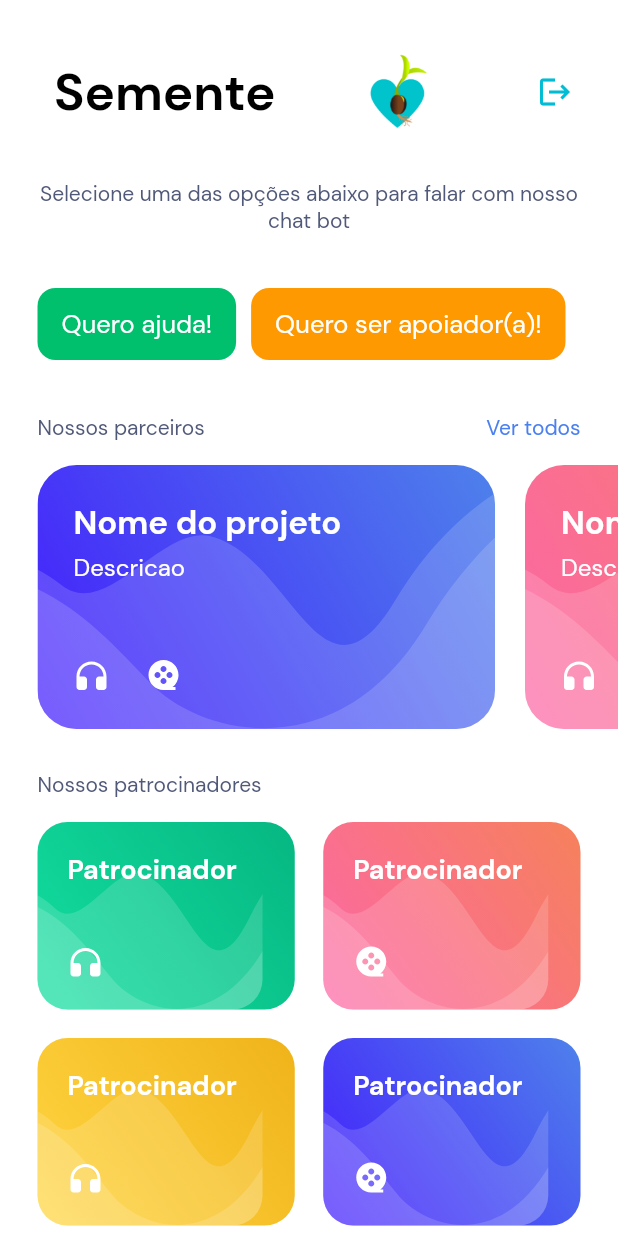
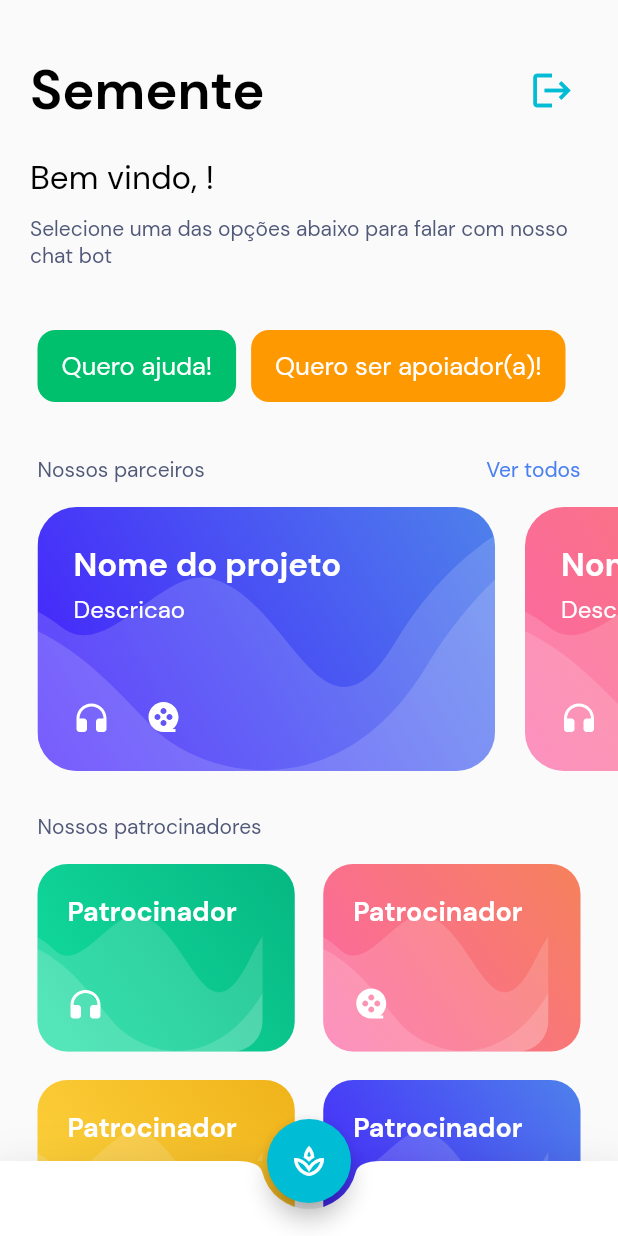
Before and after one commit to antoniomedeiros1/semente_app, a Flutter app: the screen it shows once a user with an empty profile is signed in, on a phone screen of 412 x 824 dp. Run offline on Flutter 3.47's test engine with Material 2 defaults, Android fonts, the light colour scheme and no system bars; our stand-ins replace firebase_auth, firebase_core, flutter_svg, font_awesome_flutter, get, google_sign_in and 1 more; missing offline and left inert: sound_stream; accounts and stored records are empty.

Commit message:
passando user como parametro da DiscoverScreen e mensagem de boa vinda

```diff
--- a/lib/main.dart
+++ b/lib/main.dart
@@ -53,9 +53,9 @@ class AuthenticationWrapper extends StatelessWidget {
         builder: (_, snapshot) {
           if (snapshot.hasData) {
             User? user = snapshot.data;
-            return DiscoverScreen();
+            return user != null ? DiscoverScreen(user) : const Menu();
           }
-          return Menu();
+          return const Menu();
         });
   }
 }
--- a/lib/screens/discover/discover_screen.dart
+++ b/lib/screens/discover/discover_screen.dart
@@ -1,3 +1,4 @@
+import 'package:firebase_auth/firebase_auth.dart';
 import 'package:flutter/material.dart';
 import 'package:get/get.dart';
 // import 'package:firebase_auth_db/screens/discover/detail_page.dart';
@@ -11,9 +12,10 @@ import 'package:firebase_auth_db/services/authentication_service.dart';
 import 'package:provider/provider.dart';
 
 class DiscoverScreen extends StatefulWidget {
-  const DiscoverScreen({
-    Key? key,
-  }) : super(key: key);
+
+  final User user;
+
+  const DiscoverScreen(this.user, {Key? key}) : super(key: key);
 
   @override
   _DiscoverScreenState createState() => _DiscoverScreenState();
@@ -23,15 +25,15 @@ class _DiscoverScreenState extends State<DiscoverScreen> {
   @override
   Widget build(BuildContext context) {
     return Scaffold(
-      backgroundColor: Colors.white,
+      backgroundColor: Colors.grey[50],
       body: SafeArea(
         child: ListView(
           physics: BouncingScrollPhysics(),
           children: [
             Padding(
               padding: const EdgeInsets.only(
-                left: 36,
-                right: 18,
+                left: 20,
+                right: 20,
                 top: 36,
               ),
               child: Row(
@@ -41,17 +43,17 @@ class _DiscoverScreenState extends State<DiscoverScreen> {
                     "Semente",
                     style: TextStyle(
                       color: Colors.black,
-                      fontSize: 34,
+                      fontSize: 36,
                       fontWeight: FontWeight.bold
                     )
                   ),
-                  const Image(
-                    image: AssetImage("lib/assets/images/semente-logo-small.png"),
-                    width: 50,
-                    height: 50
-                  ),
+                  // const Image(
+                  //   image: AssetImage("lib/assets/images/semente-logo-small.png"),
+                  //   width: 50,
+                  //   height: 50
+                  // ),
                   IconButton(
-                    icon: const Icon(Icons.logout, color: Colors.cyan,),
+                    icon: const Icon(Icons.logout, color: Colors.cyan, size: 30),
                     onPressed: () {
                       context.read<AuthenticationService>().signOut();
                     },
@@ -59,19 +61,31 @@ class _DiscoverScreenState extends State<DiscoverScreen> {
                 ],
               ),
             ),
-            SizedBox(height: 20,),
+            const SizedBox(height: 20),
             Container(
               width: 10,
-              height: 50,
+              height: 80,
               alignment: Alignment.bottomCenter,
               padding: const EdgeInsets.only(right: 20, left:20,),
-              child: const Text(
-                "Selecione uma das opções abaixo para falar com nosso chat bot",
-                style: TextStyle(
-                  color: Color(0xff515979),
-                  fontSize: 14
-                ),
-                textAlign: TextAlign.center,
+              child: Column(
+                crossAxisAlignment: CrossAxisAlignment.start,
+                children: [
+                  Text(
+                    "Bem vindo, ${widget.user.email}!",
+                    style: const TextStyle(
+                      color: Colors.black,
+                      fontSize: 22,
+                    ),
+                  ),
+                  const SizedBox(height: 10),
+                  const Text(
+                    "Selecione uma das opções abaixo para falar com nosso chat bot",
+                    style: TextStyle(
+                      color: Color(0xff515979),
+                      fontSize: 14,
+                    ),
+                  ),
+                ],
               ),
             ),
             Container(
@@ -216,6 +230,20 @@ class _DiscoverScreenState extends State<DiscoverScreen> {
           ],
         ),
       ),
+      bottomNavigationBar: BottomAppBar(
+        elevation: 20.0,
+        shape: const CircularNotchedRectangle(),
+        child: Container(
+          height: 50.0,
+        )
+      ),
+      floatingActionButton:  FloatingActionButton(
+        backgroundColor: Colors.cyan,
+        onPressed: () => null,
+        tooltip: 'Cadastrar novo cliente',
+        child: const Icon(Icons.spa_outlined, ),
+      ),
+      floatingActionButtonLocation: FloatingActionButtonLocation.centerDocked,
     );
   }
 
--- a/lib/screens/signin.dart
+++ b/lib/screens/signin.dart
@@ -1,3 +1,4 @@
+import 'package:firebase_auth_db/main.dart';
 import 'package:firebase_auth_db/services/authentication_service.dart';
 import 'package:firebase_auth_db/screens/menu.dart';
 import 'package:firebase_auth_db/screens/signup.dart';
@@ -133,7 +134,7 @@ class _SignInPageState extends State<SignInPage> {
                         email: emailController.text.trim(),
                         password: passwordController.text.trim()
                       ).then((value) => value == "Signed in"
-                        ? Navigator.pushReplacement(context, MaterialPageRoute(builder: (context) => DiscoverScreen()))
+                        ? Navigator.pushReplacement(context, MaterialPageRoute(builder: (context) => AuthenticationWrapper()))
                         : print(value)
                       );
                     },
--- a/lib/services/authentication_service.dart
+++ b/lib/services/authentication_service.dart
@@ -41,4 +41,5 @@ class AuthenticationService extends ChangeNotifier {
       return e.message;
     }
   }
+
 }
```
